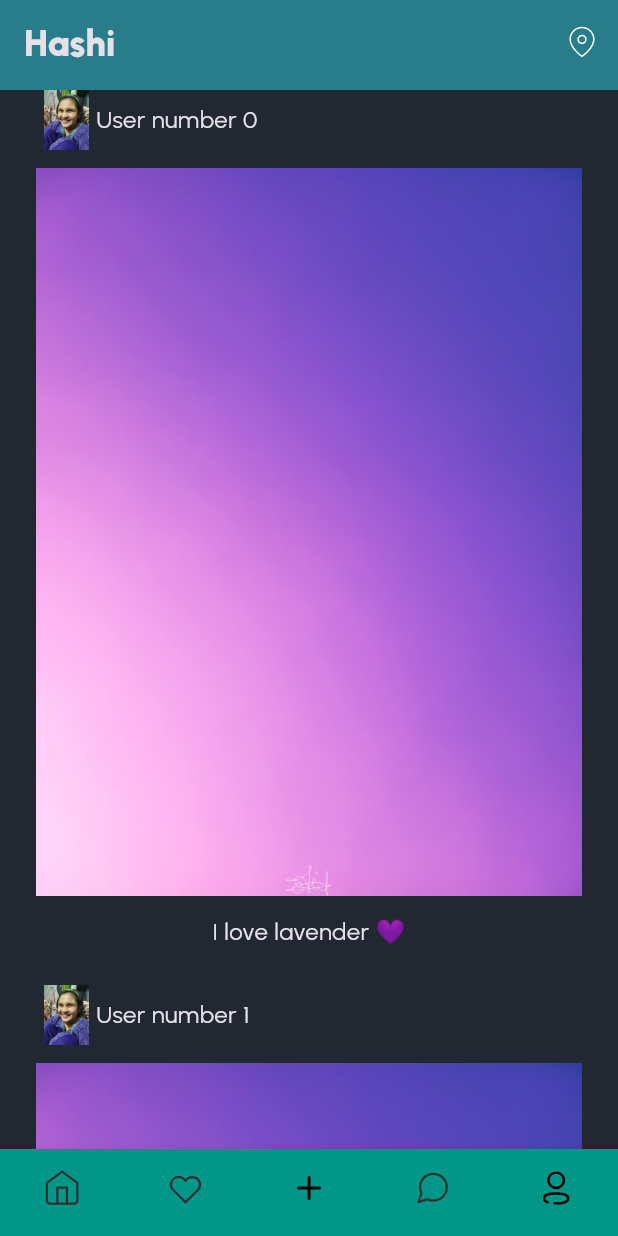
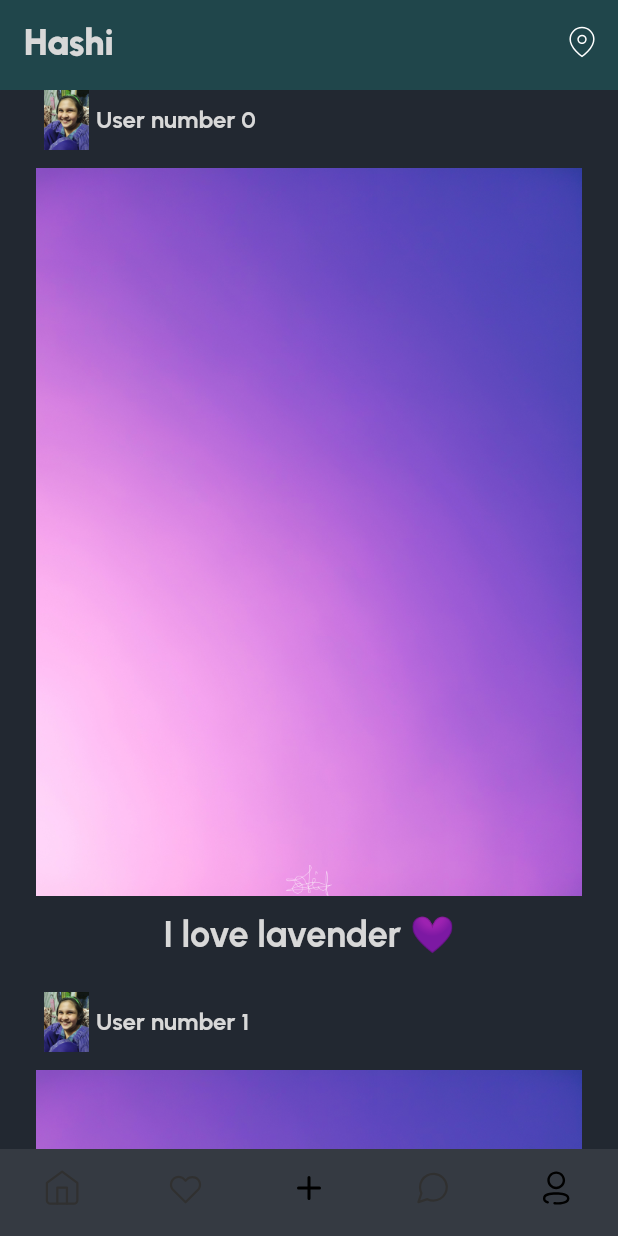
Before and after one commit to aluffyy/Hashi, a Flutter app: the screen it shows after launch, after a tap on "Log in", on a phone screen of 412 x 824 dp. Run offline on Flutter 3.47's test engine with Material 3 defaults, Android fonts, the phone set to English and light mode, and no system bars; our stand-ins replace flutter_svg; project files that could hold a hidden picture were left out.

Commit message:
Refactor theme code, refactor login page to not use mediaquery

```diff
--- a/lib/components/app_icons.dart
+++ b/lib/components/app_icons.dart
@@ -1,3 +1,4 @@
+//TODO: Create light and dark themed icons
 class AppIcons {
   static const _png = 'assets/images/';
   static const _svg = 'assets/svg/';
--- a/lib/components/post_item.dart
+++ b/lib/components/post_item.dart
@@ -1,6 +1,4 @@
 import 'package:flutter/material.dart';
-
-import '../styles/app_text.dart';
 
 class PostItem extends StatelessWidget {
   final String user;
@@ -9,6 +7,7 @@ class PostItem extends StatelessWidget {
 
   @override
   Widget build(BuildContext context) {
+    var textTheme = Theme.of(context).textTheme;
     return Padding(
       padding: const EdgeInsets.symmetric(horizontal: 24),
       child: Column(
@@ -25,7 +24,7 @@ class PostItem extends StatelessWidget {
               ),
               Text(
                 user,
-                style: AppText.subtitle3,
+                style: textTheme.displaySmall,
               ),
             ],
           ),
@@ -36,9 +35,9 @@ class PostItem extends StatelessWidget {
           const SizedBox(
             height: 12,
           ),
-          const Text(
+          Text(
             'I love lavender 💜',
-            style: AppText.subtitle3,
+            style: textTheme.displayMedium,
           ),
         ],
       ),
--- a/lib/components/toolbar.dart
+++ b/lib/components/toolbar.dart
@@ -1,7 +1,4 @@
 import 'package:flutter/material.dart';
-
-import '../styles/app_colors.dart';
-import '../styles/app_text.dart';
 
 class Toolbar extends StatelessWidget implements PreferredSizeWidget {
   final String title;
@@ -11,13 +8,15 @@ class Toolbar extends StatelessWidget implements PreferredSizeWidget {
 
   @override
   Widget build(BuildContext context) {
+    var theme = Theme.of(context).colorScheme;
+    var textTheme = Theme.of(context).textTheme;
     return AppBar(
-      backgroundColor: AppColors.disableButton,
+      backgroundColor: theme.background,
       elevation: 255,
       title: Text(
         title,
-        style: AppText.header1,
-        selectionColor: AppColors.disableFont,
+        style: textTheme.displayLarge,
+        selectionColor: theme.onSurface,
         // TextStyle(
         //   color: AppColors.disableFont,
         // ),
--- a/lib/config/app_routes.dart
+++ b/lib/config/app_routes.dart
@@ -6,9 +6,9 @@ import 'package:Hashi/pages/main_page.dart';
 class AppRoutes {
   static final pages = {
     '/': (context) => const LoginPage(),
-    '/home': (context) => HomePage(),
+    '/home': (context) => const HomePage(),
     '/main': (context) => const MainPage(),
-    '/edit_profile': (context) => EditProfilePage(),
+    '/edit_profile': (context) => const EditProfilePage(),
   };
 
   static const login = '/';
--- a/lib/main.dart
+++ b/lib/main.dart
@@ -1,4 +1,5 @@
 import 'package:Hashi/config/app_routes.dart';
+import 'package:Hashi/styles/app_text.dart';
 import 'package:flutter/material.dart';
 
 import 'styles/app_colors.dart';
@@ -7,6 +8,9 @@ void main() {
   runApp(const MyApp());
 }
 
+final darkTheme = DarkAppColors();
+final darkText = DarkAppText();
+
 class MyApp extends StatelessWidget {
   const MyApp({super.key});
 
@@ -14,8 +18,39 @@ class MyApp extends StatelessWidget {
   Widget build(BuildContext context) {
     return MaterialApp(
       theme: ThemeData(
+          textTheme: TextTheme(
+            displayLarge: darkText.header1,
+            displayMedium: darkText.header2,
+            displaySmall: darkText.subtitle1,
+            bodyLarge: darkText.body1,
+            bodyMedium: darkText.body2,
+          ),
+          fontFamily: 'Urbanist',
+          scaffoldBackgroundColor: darkTheme.background,
+          brightness: Brightness.dark,
+
+          /// Secondary --> Button/Field
+          colorScheme: ColorScheme(
+            brightness: Brightness.dark,
+            primary: darkTheme.primary,
+            onPrimary: darkTheme.font,
+            secondary: darkTheme.fieldColor,
+            onSecondary: darkTheme.font,
+            error: Colors.red,
+            onError: darkTheme.font,
+            background: darkTheme.background,
+            onBackground: darkTheme.font,
+
+            /// Surface --> Disabled Button color
+            surface: darkTheme.disableButton,
+
+            /// OnSurface --> Disabled Button Text color
+            onSurface: darkTheme.disableFont,
+          )),
+      //TODO: Match with actual themes
+      darkTheme: ThemeData(
         fontFamily: 'Urbanist',
-        scaffoldBackgroundColor: AppColors.background,
+        scaffoldBackgroundColor: darkTheme.background,
         brightness: Brightness.dark,
       ),
       initialRoute: AppRoutes.login,
--- a/lib/pages/home_page.dart
+++ b/lib/pages/home_page.dart
@@ -5,7 +5,7 @@ import 'package:flutter/material.dart';
 import 'package:flutter_svg/flutter_svg.dart';
 
 class HomePage extends StatefulWidget {
-  HomePage({super.key});
+  const HomePage({super.key});
 
   @override
   State<HomePage> createState() => _HomePageState();
--- a/lib/pages/login_page.dart
+++ b/lib/pages/login_page.dart
@@ -1,7 +1,5 @@
 import 'package:Hashi/components/app_icons.dart';
 import 'package:Hashi/config/app_routes.dart';
-import 'package:Hashi/styles/app_colors.dart';
-import 'package:Hashi/styles/app_text.dart';
 import 'package:flutter/material.dart';
 
 class LoginPage extends StatelessWidget {
@@ -9,12 +7,14 @@ class LoginPage extends StatelessWidget {
 
   @override
   Widget build(BuildContext context) {
-    print(MediaQuery.of(context).size.height);
+    var theme = Theme.of(context).colorScheme;
+    var textTheme = Theme.of(context).textTheme;
     return Scaffold(
       resizeToAvoidBottomInset: false,
-      body: SingleChildScrollView(
+      body: LayoutBuilder(builder: (context, constraints) {
+        return SingleChildScrollView(
           child: SizedBox(
-          height: MediaQuery.of(context).size.height,
+            height: constraints.maxHeight,
             child: Padding(
               padding: const EdgeInsets.all(24),
               child: Column(
@@ -34,26 +34,26 @@ class LoginPage extends StatelessWidget {
                     width: 200,
                     height: 200,
                   ),
-                const Text(
+                  Text(
                     'Hashi',
-                  style: AppText.header1,
+                    style: textTheme.displayLarge,
                   ),
-                const Text(
+                  Text(
                     'Bridge between connections',
-                  style: AppText.subtitle1,
+                    style: textTheme.displaySmall,
                   ),
 
                   const Spacer(),
                   TextField(
                     decoration: InputDecoration(
                       hintText: 'Username',
-                    border: OutlineInputBorder(
+                      border: const OutlineInputBorder(
                         borderRadius: BorderRadius.all(
                           Radius.circular(17),
                         ),
                       ),
                       filled: true,
-                    fillColor: AppColors.fieldColor,
+                      fillColor: theme.secondary,
                       // fillColor: Colors.white.withOpacity(0.5),
                     ),
                   ),
@@ -62,13 +62,13 @@ class LoginPage extends StatelessWidget {
                   TextField(
                     decoration: InputDecoration(
                       hintText: 'Password',
-                    border: OutlineInputBorder(
+                      border: const OutlineInputBorder(
                         borderRadius: BorderRadius.all(
                           Radius.circular(17),
                         ),
                       ),
                       filled: true,
-                    fillColor: AppColors.fieldColor,
+                      fillColor: theme.secondary,
                     ),
                   ),
 
@@ -217,7 +217,8 @@ class LoginPage extends StatelessWidget {
               ),
             ),
           ),
-      ),
+        );
+      }),
     );
   }
 }
--- a/lib/pages/main_page.dart
+++ b/lib/pages/main_page.dart
@@ -16,20 +16,16 @@ class _MainPageState extends State<MainPage> {
 
   @override
   Widget build(BuildContext context) {
+    var theme = Theme.of(context).colorScheme;
     return Scaffold(
       body: pages[currentIndex],
       bottomNavigationBar: BottomNavigationBar(
         items: [
-          BottomNavigationBarItem(
-              icon: SvgPicture.asset(AppIcons.icHome), label: 'Home'),
-          BottomNavigationBarItem(
-              icon: SvgPicture.asset(AppIcons.icFavorite), label: 'Favorite'),
-          BottomNavigationBarItem(
-              icon: SvgPicture.asset(AppIcons.icAdd), label: 'Add post'),
-          BottomNavigationBarItem(
-              icon: SvgPicture.asset(AppIcons.icMessage), label: 'Messages'),
-          BottomNavigationBarItem(
-              icon: SvgPicture.asset(AppIcons.icUser), label: 'User'),
+          BottomNavigationBarItem(icon: SvgPicture.asset(AppIcons.icHome), label: 'Home'),
+          BottomNavigationBarItem(icon: SvgPicture.asset(AppIcons.icFavorite), label: 'Favorite'),
+          BottomNavigationBarItem(icon: SvgPicture.asset(AppIcons.icAdd), label: 'Add post'),
+          BottomNavigationBarItem(icon: SvgPicture.asset(AppIcons.icMessage), label: 'Messages'),
+          BottomNavigationBarItem(icon: SvgPicture.asset(AppIcons.icUser), label: 'User'),
         ],
         currentIndex: currentIndex,
         onTap: (index) {
@@ -40,13 +36,14 @@ class _MainPageState extends State<MainPage> {
         type: BottomNavigationBarType.fixed,
         showSelectedLabels: false,
         showUnselectedLabels: false,
-        backgroundColor: Colors.teal,
+        backgroundColor: theme.secondary,
+        elevation: 0,
       ),
     );
   }
 
   final pages = [
-    HomePage(),
+    const HomePage(),
     const Center(
       child: Text('Favorite'),
     ),
--- a/lib/styles/app_text.dart
+++ b/lib/styles/app_text.dart
@@ -1,33 +1,15 @@
 import 'package:flutter/material.dart';
 
-class AppText{
-  static const header1 = TextStyle(
-    fontSize: 24,
-    fontWeight: FontWeight.w900,
-  );
-  static const header2 = TextStyle(
-    fontSize: 24,
-    fontWeight: FontWeight.w600,
-  );
-  static const subtitle1 = TextStyle(
+class DarkAppText {
+  final header1 = const TextStyle(fontSize: 24, fontWeight: FontWeight.w900, color: Color(0xffD8D8D8));
+  final header2 = const TextStyle(fontSize: 24, fontWeight: FontWeight.w600, color: Color(0xffD8D8D8));
+  final subtitle1 = const TextStyle(
     fontSize: 16,
     fontWeight: FontWeight.w600,
+    color: Color(0xffD8D8D8),
   );
-  static const subtitle2 = TextStyle(
-    fontSize: 16,
-    fontWeight: FontWeight.w500,
-  );
-  static const subtitle3 = TextStyle(
-    fontSize: 16,
-    fontWeight: FontWeight.w400,
-  );
-  static const body1 = TextStyle(
-    fontSize: 14,
-    fontWeight: FontWeight.w500,
-  );
-  static const body2 = TextStyle(
-    fontSize: 14,
-    fontWeight: FontWeight.w400,
-  );
-
+  final subtitle2 = const TextStyle(fontSize: 16, fontWeight: FontWeight.w500, color: Color(0xffD8D8D8));
+  final subtitle3 = const TextStyle(fontSize: 16, fontWeight: FontWeight.w400, color: Color(0xffD8D8D8));
+  final body1 = const TextStyle(fontSize: 14, fontWeight: FontWeight.w500, color: Color(0xffD8D8D8));
+  final body2 = const TextStyle(fontSize: 14, fontWeight: FontWeight.w400, color: Color(0xffD8D8D8));
 }
--- a/pubspec.yaml
+++ b/pubspec.yaml
@@ -1,3 +1,4 @@
+# ignore?
 name: Hashi
 description: "Making connections like a bridge"
 # The following line prevents the package from being accidentally published to
```
Also changed, not shown: lib/components/app_text_field.dart (+6 -8 lines), lib/pages/edit_profile_page.dart (+13 -19 lines), lib/pages/profile_page.dart (+17 -14 lines), lib/styles/app_colors.dart (+14 -1 lines). Lines whose indentation alone changed are shown as unchanged.
